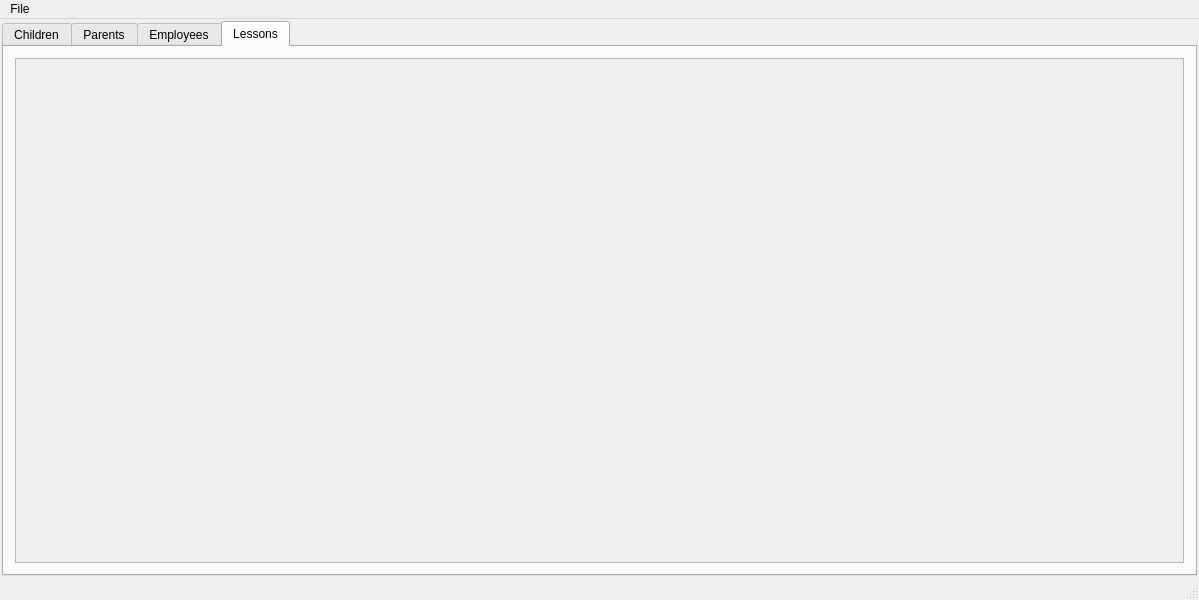
Tryndo225/TullipApp, file TullipApp/DataBaseGUI.ui: the form before one commit.
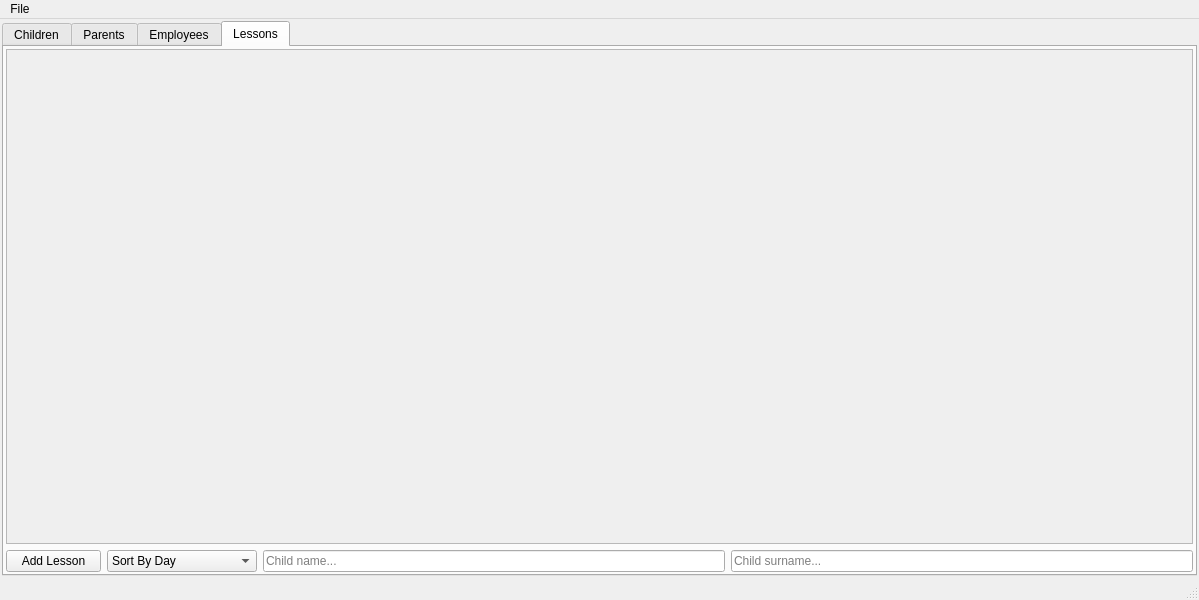
The form after the commit. The open tabs and pages were chosen to show the change.

Commit message: Add comments, lesson tab partial implementation. TODO: Finished lessons by implementing lesson view and creating its widget.

Diff of the .ui file:
```diff
--- a/TullipApp/DataBaseGUI.ui
+++ b/TullipApp/DataBaseGUI.ui
@@ -429,7 +429,77 @@
         <string>Lessons</string>
        </attribute>
        <layout class="QGridLayout" name="gridLayout_4">
-        <item row="0" column="0">
+        <property name="leftMargin">
+         <number>2</number>
+        </property>
+        <property name="topMargin">
+         <number>2</number>
+        </property>
+        <property name="rightMargin">
+         <number>2</number>
+        </property>
+        <property name="bottomMargin">
+         <number>2</number>
+        </property>
+        <item row="1" column="2">
+         <widget class="QLineEdit" name="lessons_search_by_child_name_bar">
+          <property name="placeholderText">
+           <string>Child name...</string>
+          </property>
+         </widget>
+        </item>
+        <item row="1" column="1">
+         <widget class="QComboBox" name="lessons_sort_selector">
+          <property name="sizePolicy">
+           <sizepolicy hsizetype="Minimum" vsizetype="Fixed">
+            <horstretch>0</horstretch>
+            <verstretch>0</verstretch>
+           </sizepolicy>
+          </property>
+          <property name="minimumSize">
+           <size>
+            <width>150</width>
+            <height>0</height>
+           </size>
+          </property>
+          <item>
+           <property name="text">
+            <string>Sort By Day</string>
+           </property>
+          </item>
+          <item>
+           <property name="text">
+            <string>Sort By Time</string>
+           </property>
+          </item>
+          <item>
+           <property name="text">
+            <string>Sort By Schedule</string>
+           </property>
+          </item>
+         </widget>
+        </item>
+        <item row="1" column="0">
+         <widget class="QPushButton" name="lessons_add_button">
+          <property name="minimumSize">
+           <size>
+            <width>95</width>
+            <height>0</height>
+           </size>
+          </property>
+          <property name="text">
+           <string>Add Lesson</string>
+          </property>
+         </widget>
+        </item>
+        <item row="1" column="3">
+         <widget class="QLineEdit" name="lessons_search_by_child_surname_bar">
+          <property name="placeholderText">
+           <string>Child surname...</string>
+          </property>
+         </widget>
+        </item>
+        <item row="0" column="0" colspan="4">
          <widget class="QScrollArea" name="lessons_scroll">
           <property name="widgetResizable">
            <bool>true</bool>
@@ -439,11 +509,23 @@
             <rect>
              <x>0</x>
              <y>0</y>
-             <width>1171</width>
-             <height>503</height>
+             <width>1185</width>
+             <height>487</height>
             </rect>
            </property>
            <layout class="QVBoxLayout" name="verticalLayout_4">
+            <property name="leftMargin">
+             <number>2</number>
+            </property>
+            <property name="topMargin">
+             <number>2</number>
+            </property>
+            <property name="rightMargin">
+             <number>2</number>
+            </property>
+            <property name="bottomMargin">
+             <number>2</number>
+            </property>
             <item>
              <widget class="QWidget" name="widget_4" native="true"/>
             </item>
```
Left out of the diff: 4 changed lines with no effect on the pictures. The commit also changes 2389 other files.
